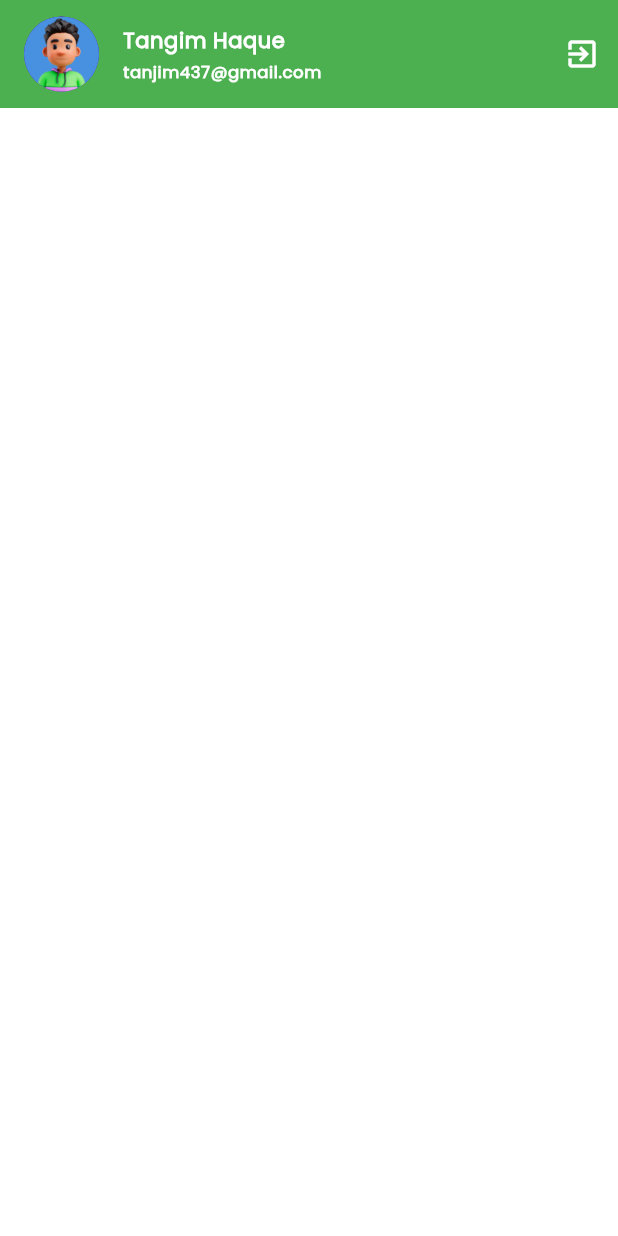
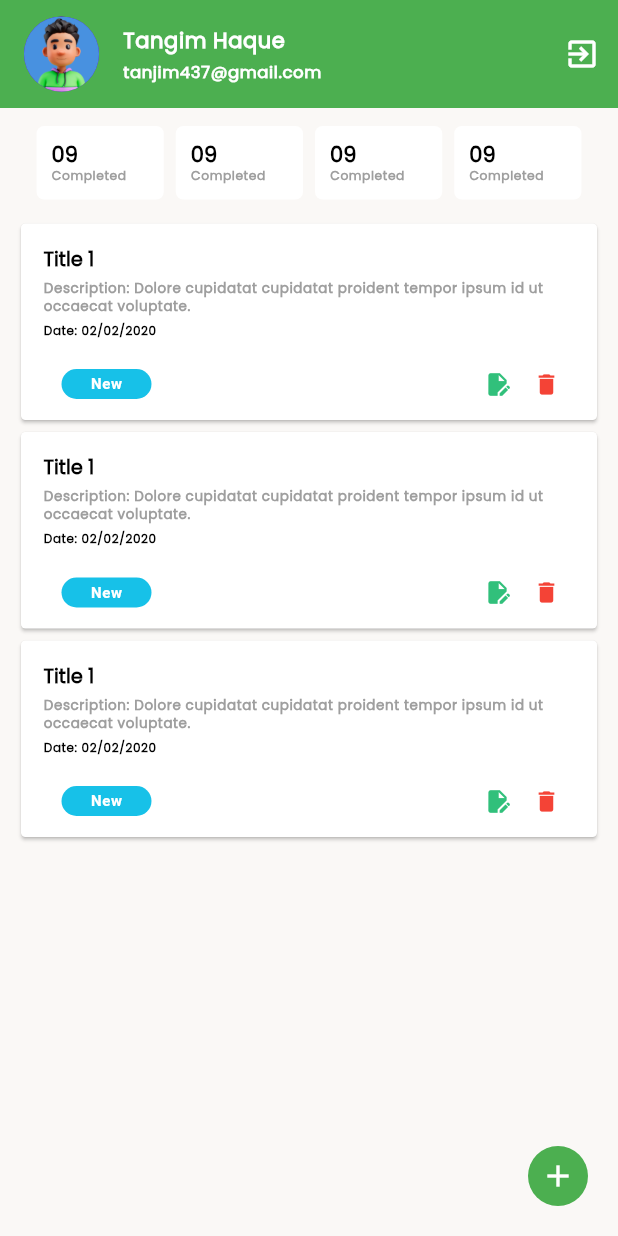
Before and after one commit to imtangim/Task-Manager, a Flutter app: the NewTaskScreen screen opened directly, on a phone screen of 412 x 824 dp. Run offline on Flutter 3.47's test engine with Material 3 defaults, Android fonts, the phone set to English and light mode, and no system bars; our stand-ins replace flutter_svg, pin_code_fields; missing offline and left inert: jumping_dot.

Commit message:
New task developed. Readme added and updated

```diff
--- a/lib/UI/Screens/homepage/screens/new_task.dart
+++ b/lib/UI/Screens/homepage/screens/new_task.dart
@@ -1,5 +1,9 @@
+// ignore_for_file: non_constant_identifier_names
 import 'package:flutter/material.dart';
 import 'package:task_manager/UI/Widget/custom_app_bar.dart';
+import 'package:task_manager/UI/Widget/custom_card.dart';
+import 'package:task_manager/UI/Widget/plainbackground.dart';
+import 'package:task_manager/UI/Widget/taskcard.dart';
 
 class NewTaskScreen extends StatefulWidget {
   const NewTaskScreen({super.key});
@@ -11,14 +15,68 @@ class NewTaskScreen extends StatefulWidget {
 class _NewTaskScreenState extends State<NewTaskScreen> {
   @override
   Widget build(BuildContext context) {
-    return const Scaffold(
+    return Scaffold(
       body: SafeArea(
-        child: Column(
+        child: Stack(
           children: [
-            CustomAppBar(),
+            const PlainBackGround(),
+            Column(
+              children: [
+                const CustomAppBar(),
+                Padding(
+                  padding: const EdgeInsets.all(8.0),
+                  child: Row(
+                    mainAxisAlignment: MainAxisAlignment.center,
+                    crossAxisAlignment: CrossAxisAlignment.center,
+                    children: [
+                      ...List.generate(
+                        4,
+                        (index) =>
+                            const CustomCard(number: 09, label: "Completed"),
+                      )
+                    ],
+                  ),
+                ),
+                Expanded(
+                  child: ListView.builder(
+                    padding: const EdgeInsets.symmetric(horizontal: 10),
+                    itemCount: 3,
+                    itemBuilder: (context, index) {
+                      return TaskCard(
+                        title: "Demo",
+                        description: "demo demo demo demo",
+                        date: "21/21/2021",
+                        new_Ontap: () {},
+                        delete_ontap: () {},
+                        edit_Ontap: () {},
+                      );
+                    },
+                  ),
+                )
+              ],
+            ),
           ],
         ),
       ),
+      floatingActionButton: IconButton(
+        padding: EdgeInsets.zero,
+        onPressed: () {},
+        icon: Container(
+          height: 40,
+          width: 40,
+          decoration: const BoxDecoration(
+            color: Colors.green,
+            borderRadius: BorderRadius.all(
+              Radius.circular(30),
+            ),
+          ),
+          child: const Icon(
+            Icons.add,
+            color: Colors.white,
+          ),
+        ),
+      ),
+      floatingActionButtonLocation: FloatingActionButtonLocation.endFloat,
     );
   }
 }
--- /dev/null
+++ b/lib/UI/Widget/custom_card.dart
@@ -0,0 +1,46 @@
+import 'package:flutter/material.dart';
+
+class CustomCard extends StatelessWidget {
+  final int number;
+  final String label;
+  const CustomCard({
+    super.key,
+    required this.number,
+    required this.label,
+  });
+
+  @override
+  Widget build(BuildContext context) {
+    return Card(
+      elevation: 0,
+      surfaceTintColor: Colors.white,
+      shape: RoundedRectangleBorder(borderRadius: BorderRadius.circular(5)),
+      child: Padding(
+        padding: const EdgeInsets.only(
+          left: 10.0,
+          bottom: 10,
+          top: 10,
+          right: 25,
+        ),
+        child: Column(
+          crossAxisAlignment: CrossAxisAlignment.start,
+          children: [
+            Text(
+              "0$number",
+              style: Theme.of(context).textTheme.titleLarge?.copyWith(
+                    fontSize: 14,
+                  ),
+            ),
+            Text(
+              label,
+              style: Theme.of(context).textTheme.bodySmall?.copyWith(
+                    fontSize: 8.2,
+                    color: Colors.grey,
+                  ),
+            ),
+          ],
+        ),
+      ),
+    );
+  }
+}
--- /dev/null
+++ b/lib/UI/Widget/customiconbutton.dart
@@ -0,0 +1,37 @@
+import 'package:flutter/material.dart';
+
+class CustomIconButton extends StatelessWidget {
+  final Color? color;
+  final IconData icons;
+  final Function ontap;
+
+  const CustomIconButton({
+    super.key,
+    this.color,
+    required this.icons,
+    required this.ontap,
+  });
+
+  @override
+  Widget build(BuildContext context) {
+    return ClipRRect(
+      borderRadius: BorderRadius.circular(20),
+      child: Material(
+        color: Colors.transparent,
+        child: InkWell(
+          child: Padding(
+            padding: const EdgeInsets.all(5),
+            child: Icon(
+              icons,
+              size: 18,
+              color: color,
+            ),
+          ),
+          onTap: () {
+            ontap;
+          },
+        ),
+      ),
+    );
+  }
+}
--- /dev/null
+++ b/lib/UI/Widget/newpostbutton.dart
@@ -0,0 +1,36 @@
+import 'package:flutter/material.dart';
+
+class PostNewButton extends StatelessWidget {
+  final Function? ontap;
+  const PostNewButton({
+    super.key,
+    this.ontap,
+  });
+
+  @override
+  Widget build(BuildContext context) {
+    return TextButton(
+      onPressed: () {
+        ontap!();
+      },
+      child: Container(
+        height: 20,
+        width: 60,
+        decoration: BoxDecoration(
+          borderRadius: BorderRadius.circular(10),
+          color: const Color.fromARGB(255, 23, 193, 232),
+        ),
+        child: Center(
+          child: Text(
+            "New",
+            style: Theme.of(context).textTheme.bodyLarge?.copyWith(
+                  color: Colors.white,
+                  fontSize: 10,
+                  fontWeight: FontWeight.bold,
+                ),
+          ),
+        ),
+      ),
+    );
+  }
+}
--- /dev/null
+++ b/lib/UI/Widget/plainbackground.dart
@@ -0,0 +1,17 @@
+import 'package:flutter/material.dart';
+
+
+class PlainBackGround extends StatelessWidget {
+  const PlainBackGround({super.key});
+
+  @override
+  Widget build(BuildContext context) {
+    return Container(
+      height: double.infinity,
+      width: double.infinity,
+      decoration: const BoxDecoration(
+        color: Color.fromRGBO(250, 248, 246, 1),
+      ),
+    );
+  }
+}
--- /dev/null
+++ b/lib/UI/Widget/taskcard.dart
@@ -0,0 +1,106 @@
+// ignore_for_file: non_constant_identifier_names
+
+import 'package:flutter/material.dart';
+import 'package:task_manager/UI/Widget/customIconButton.dart';
+import 'package:task_manager/UI/Widget/newpostbutton.dart';
+
+class TaskCard extends StatelessWidget {
+  final String title;
+  final String description;
+  final String date;
+  final Function() new_Ontap;
+  final Function() edit_Ontap;
+  final Function() delete_ontap;
+  const TaskCard({
+    super.key,
+    required this.title,
+    required this.description,
+    required this.date,
+    required this.new_Ontap,
+    required this.edit_Ontap,
+    required this.delete_ontap,
+  });
+
+  @override
+  Widget build(BuildContext context) {
+    return Card(
+      shape: RoundedRectangleBorder(borderRadius: BorderRadius.circular(3)),
+      surfaceTintColor: Colors.white,
+      child: Padding(
+        padding: const EdgeInsets.only(
+          left: 15.0,
+          right: 15,
+          top: 15,
+          bottom: 0,
+        ),
+        child: Column(
+          crossAxisAlignment: CrossAxisAlignment.start,
+          children: [
+            Text(
+              "Title 1",
+              style: Theme.of(context).textTheme.titleLarge!.copyWith(
+                    fontSize: 13,
+                    fontWeight: FontWeight.bold,
+                  ),
+            ),
+            const SizedBox(
+              height: 5,
+            ),
+            Text(
+              "Description: Dolore cupidatat cupidatat proident tempor ipsum id ut occaecat voluptate.",
+              style: Theme.of(context).textTheme.bodySmall?.copyWith(
+                    color: Colors.grey,
+                    fontSize: 9,
+                  ),
+            ),
+            const SizedBox(
+              height: 5,
+            ),
+            Text(
+              "Date: 02/02/2020",
+              style: Theme.of(context).textTheme.bodySmall?.copyWith(
+                    color: Colors.black,
+                    fontSize: 8,
+                    fontWeight: FontWeight.bold,
+                  ),
+            ),
+            const SizedBox(
+              height: 6,
+            ),
+            Row(
+              mainAxisAlignment: MainAxisAlignment.spaceBetween,
+              children: [
+                const PostNewButton(),
+                // Update Icon
+                SizedBox(
+                  width: 70,
+                  child: Row(
+                    mainAxisAlignment: MainAxisAlignment.spaceEvenly,
+                    children: [
+                      CustomIconButton(
+                        ontap: () {},
+                        icons: Icons.edit_document,
+                        color: const Color.fromARGB(
+                          255,
+                          49,
+                          192,
+                          123,
+                        ),
+                      ),
+                      CustomIconButton(
+                        ontap: () {},
+                        icons: Icons.delete,
+                        color: Colors.red,
+                      )
+                    ],
+                  ),
+                ),
+                //Delete icon
+              ],
+            ),
+          ],
+        ),
+      ),
+    );
+  }
+}
--- a/lib/app.dart
+++ b/lib/app.dart
@@ -31,11 +31,16 @@ class TaskManagerApp extends StatelessWidget {
             fontWeight: FontWeight.w800,
             fontFamily: "universal_font",
           ),
+          titleSmall: TextStyle(
+            fontWeight: FontWeight.w800,
+            fontFamily: "universal_font",
+          ),
           bodySmall: TextStyle(
             fontSize: 14,
-              fontWeight: FontWeight.w800,
+            fontWeight: FontWeight.w600,
             fontFamily: "universal_font",
-            )),
+          ),
+        ),
         elevatedButtonTheme: ElevatedButtonThemeData(
           style: ElevatedButton.styleFrom(
             padding: const EdgeInsets.symmetric(vertical: 12),
```
Also changed, not shown: assets/ui/Artboard – 1.png (added), lib/UI/Screens/homepage/screens/taskcard.dart (added), 1 other file. Lines whose indentation alone changed are shown as unchanged.
